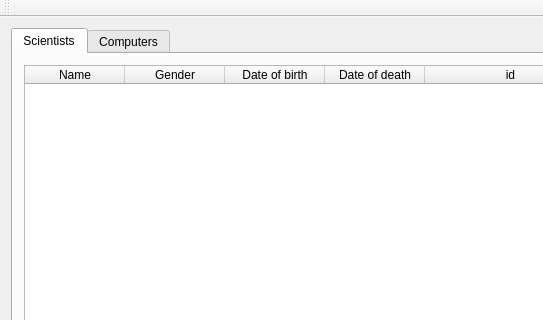
First picture: the form in computer_scientists_ui/mainwindow.ui, repository 2015-VLN1-Group-44/ComputerScientists_UI, before the edit; both pictures show x 0 to 543 and y 0 to 320 of the 1200 by 800 pixel window.
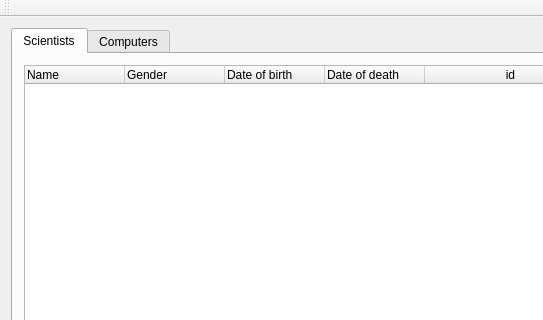
Second picture: the form after the edit. The open tabs and pages were chosen to show the change.

Commit message: Nöfn sett á öll UI

Diff of the .ui file:
```diff
--- a/computer_scientists_ui/mainwindow.ui
+++ b/computer_scientists_ui/mainwindow.ui
@@ -53,21 +53,33 @@
                <property name="text">
                 <string>Name</string>
                </property>
+               <property name="textAlignment">
+                <set>AlignLeading|AlignVCenter</set>
+               </property>
               </column>
               <column>
                <property name="text">
                 <string>Gender</string>
                </property>
+               <property name="textAlignment">
+                <set>AlignLeading|AlignVCenter</set>
+               </property>
               </column>
               <column>
                <property name="text">
                 <string>Date of birth</string>
                </property>
+               <property name="textAlignment">
+                <set>AlignLeading|AlignVCenter</set>
+               </property>
               </column>
               <column>
                <property name="text">
                 <string>Date of death</string>
                </property>
+               <property name="textAlignment">
+                <set>AlignLeading|AlignVCenter</set>
+               </property>
               </column>
               <column>
                <property name="text">
```
Left out of the diff: 16 changed lines with no effect on the pictures. The commit also changes 4 other files.
